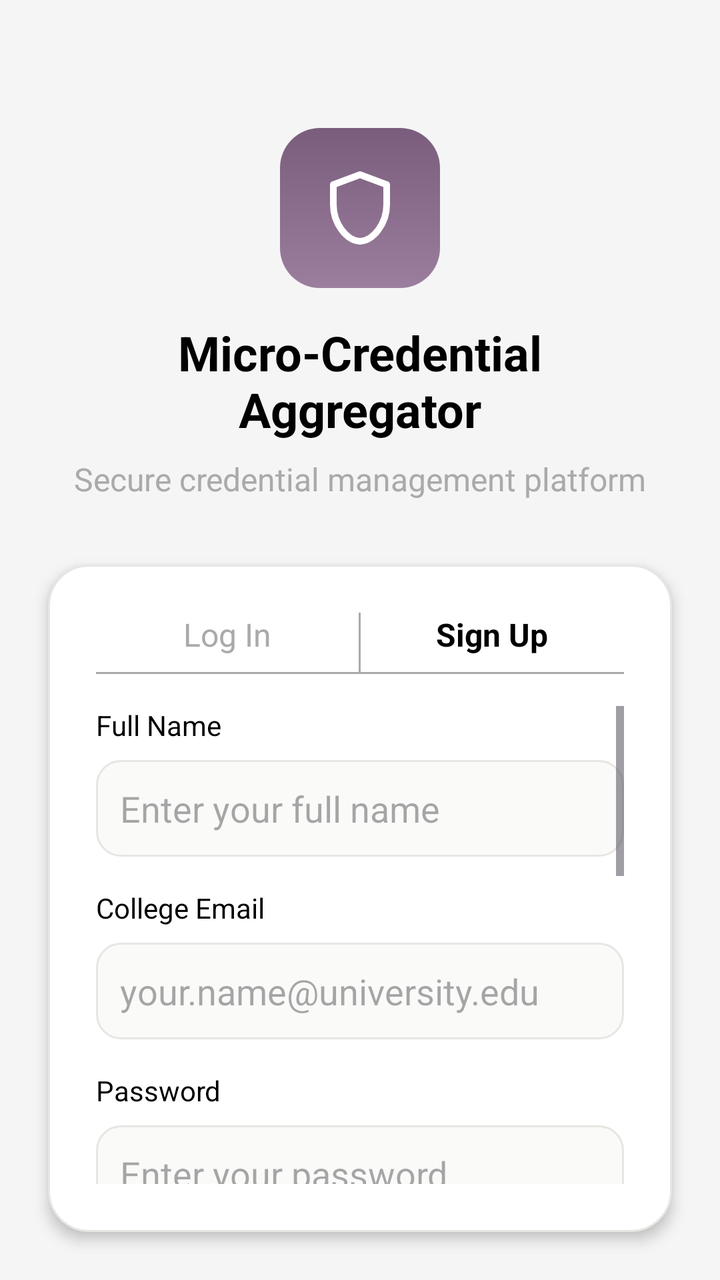
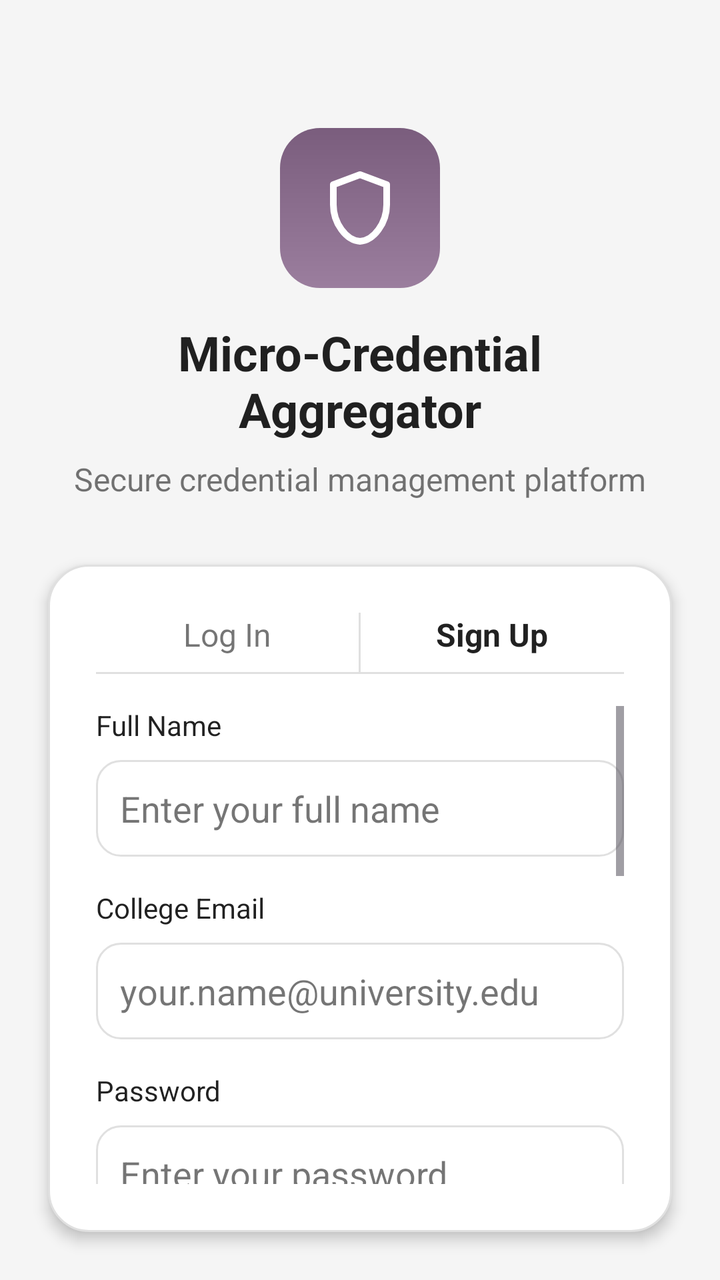

The first picture is an Android layout as it rendered before a commit; the second is the same layout after the commit. The layout source and the unified diff follow.
<!-- AndroidManifest.xml: application theme Theme.MicroCredential -->
<!-- res/layout/activity_signup.xml -->
<?xml version="1.0" encoding="utf-8"?>
<androidx.constraintlayout.widget.ConstraintLayout xmlns:android="http://schemas.android.com/apk/res/android"
    xmlns:app="http://schemas.android.com/apk/res-auto"
    xmlns:tools="http://schemas.android.com/tools"
    android:layout_width="match_parent"
    android:layout_height="match_parent"
    android:background="#F5F5F5"
    tools:context=".SignupActivity">

    <ImageView
        android:id="@+id/iv_logo"
        android:layout_width="80dp"
        android:layout_height="80dp"
        android:layout_marginTop="64dp"
        android:background="@drawable/bg_icon"
        android:padding="20dp"
        android:src="@drawable/ic_shield_outline"
        app:layout_constraintEnd_toEndOf="parent"
        app:layout_constraintStart_toStartOf="parent"
        app:layout_constraintTop_toTopOf="parent"
        app:tint="@android:color/white" />

    <TextView
        android:id="@+id/tv_title"
        android:layout_width="wrap_content"
        android:layout_height="wrap_content"
        android:layout_marginTop="16dp"
        android:text="Micro-Credential\nAggregator"
        android:textAlignment="center"
        android:textColor="@android:color/black"
        android:textSize="24sp"
        android:textStyle="bold"
        app:layout_constraintEnd_toEndOf="parent"
        app:layout_constraintStart_toStartOf="parent"
        app:layout_constraintTop_toBottomOf="@+id/iv_logo" />

    <TextView
        android:id="@+id/tv_subtitle"
        android:layout_width="wrap_content"
        android:layout_height="wrap_content"
        android:layout_marginTop="8dp"
        android:text="Secure credential management platform"
        android:textColor="@android:color/darker_gray"
        android:textSize="16sp"
        app:layout_constraintEnd_toEndOf="parent"
        app:layout_constraintStart_toStartOf="parent"
        app:layout_constraintTop_toBottomOf="@+id/tv_title" />

    <LinearLayout
        android:id="@+id/ll_card"
        android:layout_width="0dp"
        android:layout_height="0dp"
        android:layout_marginStart="24dp"
        android:layout_marginTop="32dp"
        android:layout_marginEnd="24dp"
        android:layout_marginBottom="24dp"
        android:background="@drawable/bg_card"
        android:elevation="4dp"
        android:orientation="vertical"
        android:padding="24dp"
        app:layout_constraintBottom_toBottomOf="parent"
        app:layout_constraintEnd_toEndOf="parent"
        app:layout_constraintStart_toStartOf="parent"
        app:layout_constraintTop_toBottomOf="@+id/tv_subtitle">

        <LinearLayout
            android:layout_width="match_parent"
            android:layout_height="wrap_content"
            android:orientation="horizontal">

            <TextView
                android:id="@+id/tv_login_tab"
                android:layout_width="0dp"
                android:layout_height="wrap_content"
                android:layout_weight="1"
                android:gravity="center"
                android:paddingBottom="8dp"
                android:text="Log In"
                android:textColor="@android:color/darker_gray"
                android:textSize="16sp" />

            <View
                android:layout_width="1dp"
                android:layout_height="match_parent"
                android:background="@android:color/darker_gray" />

            <TextView
                android:id="@+id/tv_signup_tab"
                android:layout_width="0dp"
                android:layout_height="wrap_content"
                android:layout_weight="1"
                android:gravity="center"
                android:paddingBottom="8dp"
                android:text="Sign Up"
                android:textColor="@android:color/black"
                android:textSize="16sp"
                android:textStyle="bold" />
        </LinearLayout>

        <View
            android:layout_width="match_parent"
            android:layout_height="1dp"
            android:background="@android:color/darker_gray" />

        <ScrollView
            android:layout_width="match_parent"
            android:layout_height="match_parent"
            android:layout_marginTop="16dp">

            <LinearLayout
                android:layout_width="match_parent"
                android:layout_height="wrap_content"
                android:orientation="vertical">

                <TextView
                    android:layout_width="wrap_content"
                    android:layout_height="wrap_content"
                    android:text="Full Name"
                    android:textColor="@android:color/black"
                    android:textSize="14sp" />

                <EditText
                    android:id="@+id/et_full_name"
                    android:layout_width="match_parent"
                    android:layout_height="wrap_content"
                    android:layout_marginTop="8dp"
                    android:background="@drawable/bg_input"
                    android:hint="Enter your full name"
                    android:inputType="textPersonName"
                    android:padding="12dp" />

                <TextView
                    android:layout_width="wrap_content"
                    android:layout_height="wrap_content"
                    android:layout_marginTop="16dp"
                    android:text="College Email"
                    android:textColor="@android:color/black"
                    android:textSize="14sp" />

                <EditText
                    android:id="@+id/et_email"
                    android:layout_width="match_parent"
                    android:layout_height="wrap_content"
                    android:layout_marginTop="8dp"
                    android:background="@drawable/bg_input"
                    android:hint="your.name@university.edu"
                    android:inputType="textEmailAddress"
                    android:padding="12dp" />

                <TextView
                    android:layout_width="wrap_content"
                    android:layout_height="wrap_content"
                    android:layout_marginTop="16dp"
                    android:text="Password"
                    android:textColor="@android:color/black"
                    android:textSize="14sp" />

                <EditText
                    android:id="@+id/et_password"
                    android:layout_width="match_parent"
                    android:layout_height="wrap_content"
                    android:layout_marginTop="8dp"
                    android:background="@drawable/bg_input"
                    android:hint="Enter your password"
                    android:inputType="textPassword"
                    android:padding="12dp" />

                <TextView
                    android:layout_width="wrap_content"
                    android:layout_height="wrap_content"
                    android:layout_marginTop="16dp"
                    android:text="Select Your Role"
                    android:textColor="@android:color/black"
                    android:textSize="14sp" />

                <LinearLayout
                    android:id="@+id/role_learner"
                    android:layout_width="match_parent"
                    android:layout_height="wrap_content"
                    android:layout_marginTop="8dp"
                    android:background="@drawable/bg_role_selected"
                    android:orientation="horizontal"
                    android:padding="12dp">

                    <ImageView
                        android:layout_width="40dp"
                        android:layout_height="40dp"
                        android:src="@drawable/ic_learner"
                        app:tint="#A08AB8" />

                    <LinearLayout
                        android:layout_width="wrap_content"
                        android:layout_height="wrap_content"
                        android:layout_marginStart="12dp"
                        android:orientation="vertical">

                        <TextView
                            android:layout_width="wrap_content"
                            android:layout_height="wrap_content"
                            android:text="Learner"
                            android:textColor="@android:color/black"
                            android:textSize="16sp"
                            android:textStyle="bold" />

                        <TextView
                            android:layout_width="wrap_content"
                            android:layout_height="wrap_content"
                            android:text="Upload and manage credentials"
                            android:textColor="@android:color/darker_gray" />
                    </LinearLayout>
                </LinearLayout>

                <LinearLayout
                    android:id="@+id/role_admin"
                    android:layout_width="match_parent"
                    android:layout_height="wrap_content"
                    android:layout_marginTop="8dp"
                    android:background="@drawable/bg_role_unselected"
                    android:orientation="horizontal"
                    android:padding="12dp">

                    <ImageView
                        android:layout_width="40dp"
                        android:layout_height="40dp"
                        android:src="@drawable/ic_admin"
                        app:tint="@android:color/darker_gray" />

                    <LinearLayout
                        android:layout_width="wrap_content"
                        android:layout_height="wrap_content"
                        android:layout_marginStart="12dp"
                        android:orientation="vertical">

                        <TextView
                            android:layout_width="wrap_content"
                            android:layout_height="wrap_content"
                            android:text="Administrator"
                            android:textColor="@android:color/black"
                            android:textSize="16sp"
                            android:textStyle="bold" />

                        <TextView
                            android:layout_width="wrap_content"
                            android:layout_height="wrap_content"
                            android:text="Verify and validate certificates"
                            android:textColor="@android:color/darker_gray" />
                    </LinearLayout>
                </LinearLayout>

                <LinearLayout
                    android:id="@+id/role_employer"
                    android:layout_width="match_parent"
                    android:layout_height="wrap_content"
                    android:layout_marginTop="8dp"
                    android:background="@drawable/bg_role_unselected"
                    android:orientation="horizontal"
                    android:padding="12dp">

                    <ImageView
                        android:layout_width="40dp"
                        android:layout_height="40dp"
                        android:src="@drawable/ic_employer"
                        app:tint="@android:color/darker_gray" />

                    <LinearLayout
                        android:layout_width="wrap_content"
                        android:layout_height="wrap_content"
                        android:layout_marginStart="12dp"
                        android:orientation="vertical">

                        <TextView
                            android:layout_width="wrap_content"
                            android:layout_height="wrap_content"
                            android:text="Employer"
                            android:textColor="@android:color/black"
                            android:textSize="16sp"
                            android:textStyle="bold" />

                        <TextView
                            android:layout_width="wrap_content"
                            android:layout_height="wrap_content"
                            android:text="View verified credentials"
                            android:textColor="@android:color/darker_gray" />
                    </LinearLayout>
                </LinearLayout>

                <LinearLayout
                    android:id="@+id/role_issuer"
                    android:layout_width="match_parent"
                    android:layout_height="wrap_content"
                    android:layout_marginTop="8dp"
                    android:background="@drawable/bg_role_unselected"
                    android:orientation="horizontal"
                    android:padding="12dp">

                    <ImageView
                        android:layout_width="40dp"
                        android:layout_height="40dp"
                        android:src="@drawable/ic_issue"
                        app:tint="@android:color/darker_gray" />

                    <LinearLayout
                        android:layout_width="wrap_content"
                        android:layout_height="wrap_content"
                        android:layout_marginStart="12dp"
                        android:orientation="vertical">

                        <TextView
                            android:layout_width="wrap_content"
                            android:layout_height="wrap_content"
                            android:text="Issuer"
                            android:textColor="@android:color/black"
                            android:textSize="16sp"
                            android:textStyle="bold" />

                        <TextView
                            android:layout_width="wrap_content"
                            android:layout_height="wrap_content"
                            android:text="Issue and manage certificates"
                            android:textColor="@android:color/darker_gray" />
                    </LinearLayout>
                </LinearLayout>

                <Button
                    android:id="@+id/btn_signup"
                    android:layout_width="match_parent"
                    android:layout_height="wrap_content"
                    android:layout_marginTop="24dp"
                    android:background="@drawable/bg_button_primary"
                    android:text="Sign Up"
                    android:textAllCaps="false"
                    android:textColor="@android:color/white" />
            </LinearLayout>
        </ScrollView>
    </LinearLayout>

</androidx.constraintlayout.widget.ConstraintLayout>
<!-- resources referenced by this layout -->
<resources>
  <!-- drawable bg_button_primary (drawable) -->
  <?xml version="1.0" encoding="utf-8"?>
  <shape xmlns:android="http://schemas.android.com/apk/res/android"
      android:shape="rectangle">
  
      <solid android:color="#8B6A8E"/>
  
      <corners android:radius="16dp"/>
  
  </shape>
  <!-- drawable bg_card (drawable) -->
  <?xml version="1.0" encoding="utf-8"?>
  <shape xmlns:android="http://schemas.android.com/apk/res/android"
      android:shape="rectangle">
  
      
      <solid android:color="#FFFFFF"/>
  
      
      <stroke
          android:width="1dp"
          android:color="#E8E6E3"/>
  
      
      <corners android:radius="20dp"/>
  
  </shape>
  <!-- drawable bg_icon (drawable) -->
  <?xml version="1.0" encoding="utf-8"?>
  <shape xmlns:android="http://schemas.android.com/apk/res/android"
      android:shape="rectangle">
  
      
      <gradient
          android:type="linear"
          android:angle="90"
          android:startColor="#9B7E9E"
          android:endColor="#7A5D7D"/>
  
      
      <corners android:radius="20dp"/>
  
      
      <padding
          android:left="0dp"
          android:top="0dp"
          android:right="0dp"
          android:bottom="0dp"/>
  
  </shape>
  <!-- drawable bg_input (drawable) -->
  <?xml version="1.0" encoding="utf-8"?>
  <shape xmlns:android="http://schemas.android.com/apk/res/android"
      android:shape="rectangle">
  
      
      <solid android:color="#FAFAF9"/>
  
      
      <stroke
          android:width="1dp"
          android:color="#E8E6E3"/>
  
      
      <corners android:radius="12dp"/>
  
  </shape>
  <!-- drawable bg_role_selected (drawable) -->
  <?xml version="1.0" encoding="utf-8"?>
  <shape xmlns:android="http://schemas.android.com/apk/res/android"
      android:shape="rectangle">
      <solid android:color="#FFFFFF" />
      <corners android:radius="8dp" />
      <stroke
          android:width="2dp"
          android:color="#A08AB8" />
  </shape>
  <!-- drawable bg_role_unselected (drawable) -->
  <?xml version="1.0" encoding="utf-8"?>
  <shape xmlns:android="http://schemas.android.com/apk/res/android"
      android:shape="rectangle">
      <solid android:color="#FFFFFF" />
      <corners android:radius="8dp" />
      <stroke
          android:width="1dp"
          android:color="#E0E0E0" />
  </shape>
  <!-- drawable ic_admin (drawable) -->
  <vector xmlns:android="http://schemas.android.com/apk/res/android"
      android:width="24dp"
      android:height="24dp"
      android:viewportWidth="24"
      android:viewportHeight="24">
    <path
        android:fillColor="#000000"
        android:pathData="M12,1L3,5v6c0,5.55 3.84,10.74 9,12 5.16,-1.26 9,-6.45 9,-12V5l-9,-4zM12,11h7v-2.25l-7,-3.22v5.47zM12,21.9C8.07,20.83 5,16.55 5,11V6.3l7,-3.22v18.82z"/>
  </vector>
  <!-- drawable ic_issue (drawable) -->
  <vector xmlns:android="http://schemas.android.com/apk/res/android"
      android:width="24dp"
      android:height="24dp"
      android:viewportWidth="24"
      android:viewportHeight="24">
    <path
        android:fillColor="?android:attr/textColorPrimary"
        android:pathData="M9,16h6v-6h4l-7,-7 -7,7h4v6zM5,18h14v2H5v-2z"/>
  </vector>
  <!-- drawable ic_learner (drawable) -->
  <vector xmlns:android="http://schemas.android.com/apk/res/android"
      android:width="24dp"
      android:height="24dp"
      android:viewportWidth="24"
      android:viewportHeight="24">
    <path
        android:fillColor="#000000"
        android:pathData="M12,12c2.21,0 4,-1.79 4,-4s-1.79,-4 -4,-4 -4,1.79 -4,4 1.79,4 4,4zM12,14c-2.67,0 -8,1.34 -8,4v2h16v-2c0,-2.66 -5.33,-4 -8,-4z"/>
  </vector>
  <style name="Theme.MicroCredential" parent="Base.Theme.MicroCredential" />
  <style name="Base.Theme.MicroCredential" parent="Theme.Material3.DayNight.NoActionBar">
          
          
      </style>
  <!-- unchanged entries left out for length: 2 -->
</resources>

<!-- the commit's change to res/layout/activity_signup.xml (unified diff, before → after) -->
@@ -4,7 +4,7 @@
     xmlns:tools="http://schemas.android.com/tools"
     android:layout_width="match_parent"
     android:layout_height="match_parent"
-    android:background="#F5F5F5"
+    android:background="@color/app_background"
     tools:context=".SignupActivity">
 
     <ImageView
@@ -27,7 +27,7 @@
         android:layout_marginTop="16dp"
         android:text="Micro-Credential\nAggregator"
         android:textAlignment="center"
-        android:textColor="@android:color/black"
+        android:textColor="@color/text_primary"
         android:textSize="24sp"
         android:textStyle="bold"
         app:layout_constraintEnd_toEndOf="parent"
@@ -40,7 +40,7 @@
         android:layout_height="wrap_content"
         android:layout_marginTop="8dp"
         android:text="Secure credential management platform"
-        android:textColor="@android:color/darker_gray"
+        android:textColor="@color/text_secondary"
         android:textSize="16sp"
         app:layout_constraintEnd_toEndOf="parent"
         app:layout_constraintStart_toStartOf="parent"
@@ -76,13 +76,13 @@
                 android:gravity="center"
                 android:paddingBottom="8dp"
                 android:text="Log In"
-                android:textColor="@android:color/darker_gray"
+                android:textColor="@color/text_secondary"
                 android:textSize="16sp" />
 
             <View
                 android:layout_width="1dp"
                 android:layout_height="match_parent"
-                android:background="@android:color/darker_gray" />
+                android:background="@color/card_stroke" />
 
             <TextView
                 android:id="@+id/tv_signup_tab"
@@ -92,7 +92,7 @@
                 android:gravity="center"
                 android:paddingBottom="8dp"
                 android:text="Sign Up"
-                android:textColor="@android:color/black"
+                android:textColor="@color/text_primary"
                 android:textSize="16sp"
                 android:textStyle="bold" />
         </LinearLayout>
@@ -100,7 +100,7 @@
         <View
             android:layout_width="match_parent"
             android:layout_height="1dp"
-            android:background="@android:color/darker_gray" />
+            android:background="@color/card_stroke" />
 
         <ScrollView
             android:layout_width="match_parent"
@@ -116,7 +116,7 @@
                     android:layout_width="wrap_content"
                     android:layout_height="wrap_content"
                     android:text="Full Name"
-                    android:textColor="@android:color/black"
+                    android:textColor="@color/text_primary"
                     android:textSize="14sp" />
 
                 <EditText
@@ -126,6 +126,8 @@
                     android:layout_marginTop="8dp"
                     android:background="@drawable/bg_input"
                     android:hint="Enter your full name"
+                    android:textColor="@color/text_primary"
+                    android:textColorHint="@color/text_secondary"
                     android:inputType="textPersonName"
                     android:padding="12dp" />
 
@@ -134,7 +136,7 @@
                     android:layout_height="wrap_content"
                     android:layout_marginTop="16dp"
                     android:text="College Email"
-                    android:textColor="@android:color/black"
+                    android:textColor="@color/text_primary"
                     android:textSize="14sp" />
 
                 <EditText
@@ -144,6 +146,8 @@
                     android:layout_marginTop="8dp"
                     android:background="@drawable/bg_input"
                     android:hint="your.name@university.edu"
+                    android:textColor="@color/text_primary"
+                    android:textColorHint="@color/text_secondary"
                     android:inputType="textEmailAddress"
                     android:padding="12dp" />
 
@@ -152,7 +156,7 @@
                     android:layout_height="wrap_content"
                     android:layout_marginTop="16dp"
                     android:text="Password"
-                    android:textColor="@android:color/black"
+                    android:textColor="@color/text_primary"
                     android:textSize="14sp" />
 
                 <EditText
@@ -162,6 +166,8 @@
                     android:layout_marginTop="8dp"
                     android:background="@drawable/bg_input"
                     android:hint="Enter your password"
+                    android:textColor="@color/text_primary"
+                    android:textColorHint="@color/text_secondary"
                     android:inputType="textPassword"
                     android:padding="12dp" />
 
@@ -170,7 +176,7 @@
                     android:layout_height="wrap_content"
                     android:layout_marginTop="16dp"
                     android:text="Select Your Role"
-                    android:textColor="@android:color/black"
+                    android:textColor="@color/text_primary"
                     android:textSize="14sp" />
 
                 <LinearLayout
@@ -183,6 +189,7 @@
                     android:padding="12dp">
 
                     <ImageView
+                        android:id="@+id/iv_role_learner"
                         android:layout_width="40dp"
                         android:layout_height="40dp"
                         android:src="@drawable/ic_learner"
@@ -198,7 +205,7 @@
                             android:layout_width="wrap_content"
                             android:layout_height="wrap_content"
                             android:text="Learner"
-                            android:textColor="@android:color/black"
+                            android:textColor="@color/text_primary"
                             android:textSize="16sp"
                             android:textStyle="bold" />
 
@@ -206,7 +213,7 @@
                             android:layout_width="wrap_content"
                             android:layout_height="wrap_content"
                             android:text="Upload and manage credentials"
-                            android:textColor="@android:color/darker_gray" />
+                            android:textColor="@color/text_secondary" />
                     </LinearLayout>
                 </LinearLayout>
 
@@ -220,10 +227,11 @@
                     android:padding="12dp">
 
                     <ImageView
+                        android:id="@+id/iv_role_admin"
                         android:layout_width="40dp"
                         android:layout_height="40dp"
                         android:src="@drawable/ic_admin"
-                        app:tint="@android:color/darker_gray" />
+                        app:tint="@color/text_secondary" />
 
                     <LinearLayout
                         android:layout_width="wrap_content"
@@ -235,7 +243,7 @@
                             android:layout_width="wrap_content"
                             android:layout_height="wrap_content"
                             android:text="Administrator"
-                            android:textColor="@android:color/black"
+                            android:textColor="@color/text_primary"
                             android:textSize="16sp"
                             android:textStyle="bold" />
 
@@ -243,7 +251,7 @@
                             android:layout_width="wrap_content"
                             android:layout_height="wrap_content"
                             android:text="Verify and validate certificates"
-                            android:textColor="@android:color/darker_gray" />
+                            android:textColor="@color/text_secondary" />
                     </LinearLayout>
                 </LinearLayout>
 
@@ -257,10 +265,11 @@
                     android:padding="12dp">
 
                     <ImageView
+                        android:id="@+id/iv_role_employer"
                         android:layout_width="40dp"
                         android:layout_height="40dp"
                         android:src="@drawable/ic_employer"
-                        app:tint="@android:color/darker_gray" />
+                        app:tint="@color/text_secondary" />
 
                     <LinearLayout
                         android:layout_width="wrap_content"
@@ -272,7 +281,7 @@
                             android:layout_width="wrap_content"
                             android:layout_height="wrap_content"
                             android:text="Employer"
-                            android:textColor="@android:color/black"
+                            android:textColor="@color/text_primary"
                             android:textSize="16sp"
                             android:textStyle="bold" />
 
@@ -280,7 +289,7 @@
                             android:layout_width="wrap_content"
                             android:layout_height="wrap_content"
                             android:text="View verified credentials"
-                            android:textColor="@android:color/darker_gray" />
+                            android:textColor="@color/text_secondary" />
                     </LinearLayout>
                 </LinearLayout>
 
@@ -294,10 +303,11 @@
                     android:padding="12dp">
 
                     <ImageView
+                        android:id="@+id/iv_role_issuer"
                         android:layout_width="40dp"
                         android:layout_height="40dp"
                         android:src="@drawable/ic_issue"
-                        app:tint="@android:color/darker_gray" />
+                        app:tint="@color/text_secondary" />
 
                     <LinearLayout
                         android:layout_width="wrap_content"
@@ -309,7 +319,7 @@
                             android:layout_width="wrap_content"
                             android:layout_height="wrap_content"
                             android:text="Issuer"
-                            android:textColor="@android:color/black"
+                            android:textColor="@color/text_primary"
                             android:textSize="16sp"
                             android:textStyle="bold" />
 
@@ -317,7 +327,7 @@
                             android:layout_width="wrap_content"
                             android:layout_height="wrap_content"
                             android:text="Issue and manage certificates"
-                            android:textColor="@android:color/darker_gray" />
+                            android:textColor="@color/text_secondary" />
                     </LinearLayout>
                 </LinearLayout>
 
<!-- resource entries referenced after the edit -->
@@ -1,5 +1,9 @@
 <!-- resources referenced by this layout -->
 <resources>
+  <color name="app_background">#F5F5F5</color>
+  <color name="card_stroke">#E0E0E0</color>
+  <color name="text_primary">#DE000000</color>
+  <color name="text_secondary">#8A000000</color>
   <!-- drawable bg_button_primary (drawable) -->
   <?xml version="1.0" encoding="utf-8"?>
   <shape xmlns:android="http://schemas.android.com/apk/res/android"
@@ -16,12 +20,12 @@
       android:shape="rectangle">
   
       
-      <solid android:color="#FFFFFF"/>
+      <solid android:color="@color/surface_color"/>
   
       
       <stroke
           android:width="1dp"
-          android:color="#E8E6E3"/>
+          android:color="@color/card_stroke"/>
   
       
       <corners android:radius="20dp"/>
@@ -56,12 +60,12 @@
       android:shape="rectangle">
   
       
-      <solid android:color="#FAFAF9"/>
+      <solid android:color="@color/surface_color"/>
   
       
       <stroke
           android:width="1dp"
-          android:color="#E8E6E3"/>
+          android:color="@color/card_stroke"/>
   
       
       <corners android:radius="12dp"/>
@@ -71,7 +75,7 @@
   <?xml version="1.0" encoding="utf-8"?>
   <shape xmlns:android="http://schemas.android.com/apk/res/android"
       android:shape="rectangle">
-      <solid android:color="#FFFFFF" />
+      <solid android:color="@color/surface_color" />
       <corners android:radius="8dp" />
       <stroke
           android:width="2dp"
@@ -81,11 +85,11 @@
   <?xml version="1.0" encoding="utf-8"?>
   <shape xmlns:android="http://schemas.android.com/apk/res/android"
       android:shape="rectangle">
-      <solid android:color="#FFFFFF" />
+      <solid android:color="@color/surface_color" />
       <corners android:radius="8dp" />
       <stroke
           android:width="1dp"
-          android:color="#E0E0E0" />
+          android:color="@color/card_stroke" />
   </shape>
   <!-- drawable ic_admin (drawable) -->
   <vector xmlns:android="http://schemas.android.com/apk/res/android"
@@ -118,6 +122,7 @@
         android:pathData="M12,12c2.21,0 4,-1.79 4,-4s-1.79,-4 -4,-4 -4,1.79 -4,4 1.79,4 4,4zM12,14c-2.67,0 -8,1.34 -8,4v2h16v-2c0,-2.66 -5.33,-4 -8,-4z"/>
   </vector>
   <style name="Theme.MicroCredential" parent="Base.Theme.MicroCredential" />
+  <color name="surface_color">#FFFFFF</color>
   <style name="Base.Theme.MicroCredential" parent="Theme.Material3.DayNight.NoActionBar">
           
           
